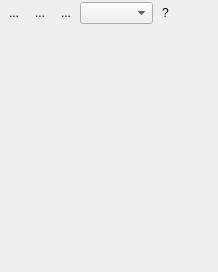
jakimowb/eo-time-series-viewer, file timeseriesviewer/ui/mapviewdock.ui: the form before one commit.
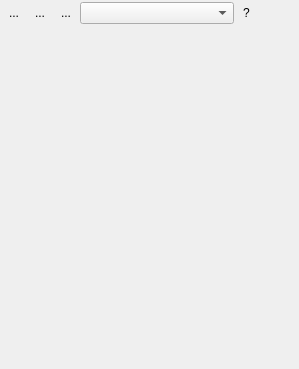
The form after the commit. Icons and pictures are not drawn.

Commit message: changes related to MapView GUI elements + layouts MapCanvas: used MapCanvasLayerModel that support lazy loading of QgsMapLayer instances MapViews can have individual vector layer sources for overlay

What changed in the file:
```diff
--- a/timeseriesviewer/ui/mapviewdock.ui
+++ b/timeseriesviewer/ui/mapviewdock.ui
@@ -6,8 +6,8 @@
    <rect>
     <x>0</x>
     <y>0</y>
-    <width>218</width>
-    <height>272</height>
+    <width>299</width>
+    <height>369</height>
    </rect>
   </property>
   <property name="minimumSize">
@@ -160,7 +160,14 @@
      </widget>
     </item>
     <item>
-     <widget class="QStackedWidget" name="stackedWidget"/>
+     <widget class="QStackedWidget" name="stackedWidget">
+      <property name="maximumSize">
+       <size>
+        <width>16777215</width>
+        <height>16777215</height>
+       </size>
+      </property>
+     </widget>
     </item>
    </layout>
   </widget>
```
The commit also changes 5 other files.
